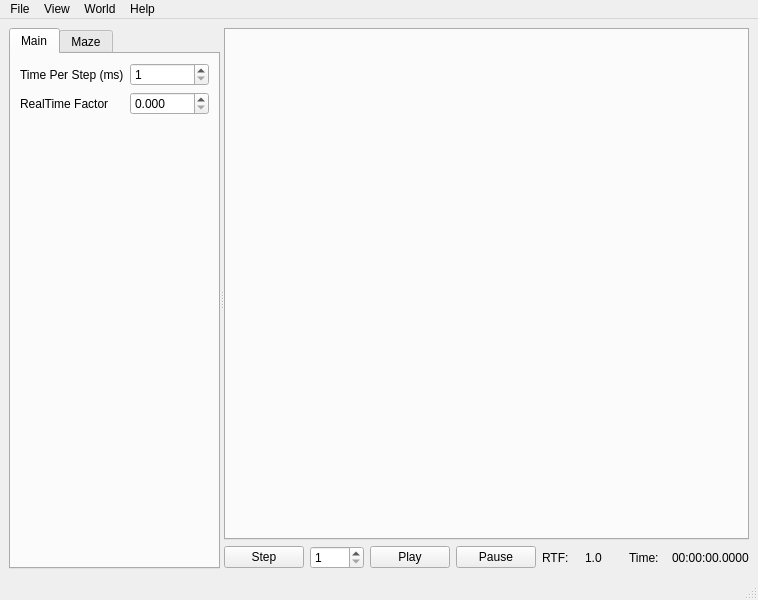
Above: sim/simulator/lib/mainwindow.ui from WPISmartmouse/Smartmouse_2018 before the change. Below: the same form after it.
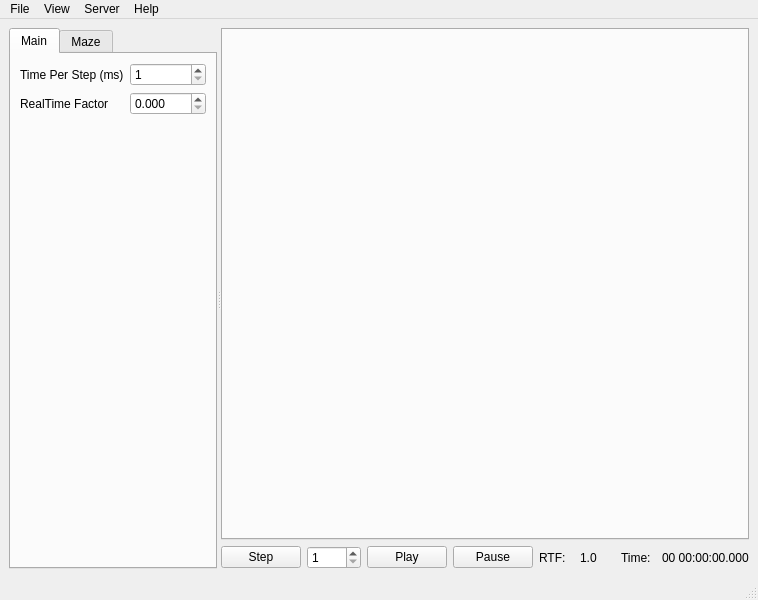
That is the form after the change.

Patch:
```diff
--- a/sim/simulator/lib/mainwindow.ui
+++ b/sim/simulator/lib/mainwindow.ui
@@ -195,7 +195,7 @@
           <item>
            <widget class="QLabel" name="time_value_label">
             <property name="text">
-             <string>00:00:00.0000</string>
+             <string>00 00:00:00.000</string>
             </property>
            </widget>
           </item>
@@ -238,7 +238,7 @@
    </widget>
    <widget class="QMenu" name="menuWorld">
     <property name="title">
-     <string>World</string>
+     <string>Server</string>
     </property>
     <addaction name="actionReset_Mouse"/>
     <addaction name="actionReset_Time_Mouse"/>
```
Left out of the diff: 6 changed lines with no effect on the pictures.
